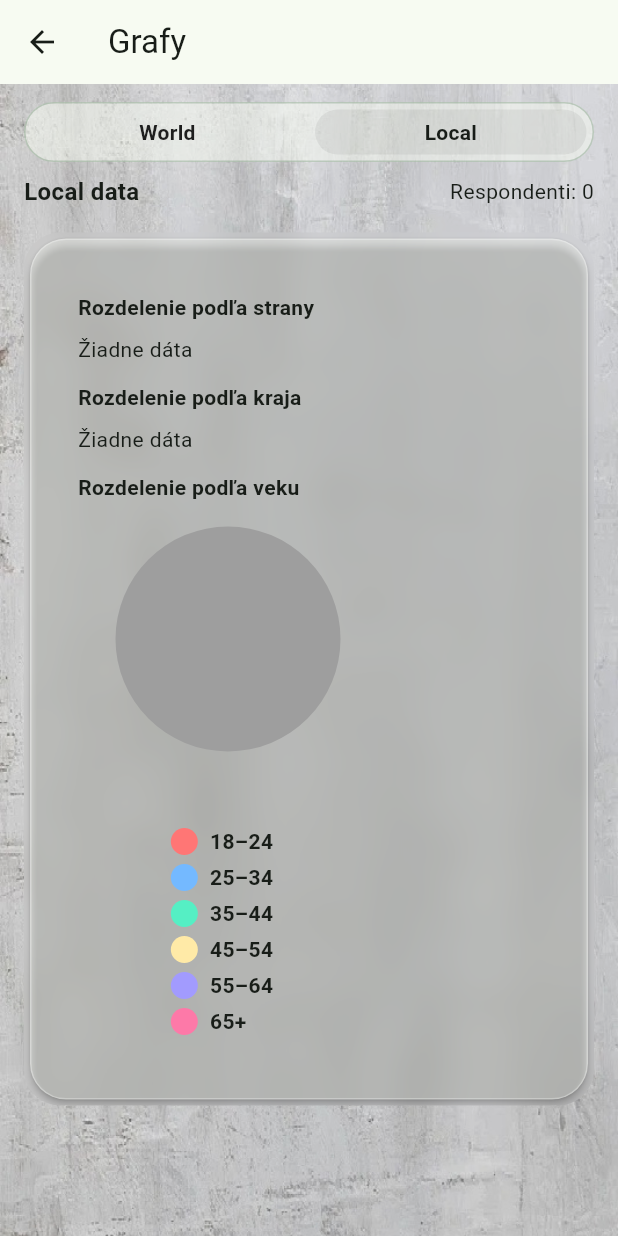
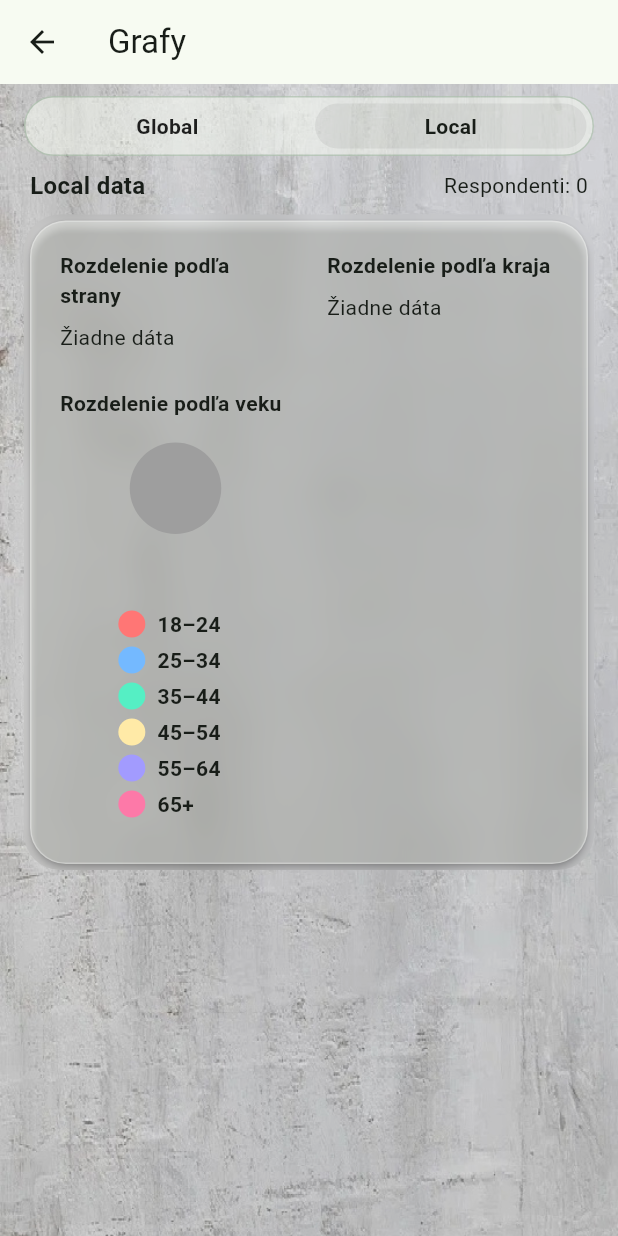
Before and after one commit to S4B4T0N/ExpitPollRequest, a Flutter app: the GrafyScreen screen opened directly, on a phone screen of 412 x 824 dp. Run offline on Flutter 3.47's test engine with Material 3 defaults, Android fonts, the phone set to English and light mode, and no system bars; drawn by our look-alikes of pie_chart; our stand-ins replace sqflite; missing offline and left inert: postgres; accounts and stored records are empty; statements that could not run were skipped.

Commit message:
uprava pozicie a zobrazenia grafov

```diff
--- a/lib/screens/grafy.dart
+++ b/lib/screens/grafy.dart
@@ -23,7 +23,7 @@ class _GrafyScreenState extends State<GrafyScreen> {
   @override
   void initState() {
     super.initState();
-    _worldFuture = WorldRepository.i.fetchPeople(); // prednačítanie
+    _worldFuture = WorldRepository.i.fetchPeople();
   }
 
   @override
@@ -36,14 +36,14 @@ class _GrafyScreenState extends State<GrafyScreen> {
         fit: StackFit.expand,
         children: [
           Image.asset('assets/pozadie/pozadie.jpg', fit: BoxFit.cover),
-          Container(color: const Color.fromRGBO(0, 0, 0, 0.10)),
+          Container(color: const Color.fromRGBO(0, 0, 0, 0.12)),
           Column(
             children: [
-              // prepínač World | Local
+              const SizedBox(height: 8),
               Padding(
-                padding: const EdgeInsets.fromLTRB(16, 12, 16, 8),
+                padding: const EdgeInsets.symmetric(horizontal: 16),
                 child: ScopeToggle(
-                  leftLabel: 'World',
+                  leftLabel: 'Global',
                   rightLabel: 'Local',
                   value: isWorld ? ScopeSide.left : ScopeSide.right,
                   onChanged: (v) {
@@ -55,22 +55,26 @@ class _GrafyScreenState extends State<GrafyScreen> {
                   },
                 ),
               ),
+              const SizedBox(height: 8),
+              Expanded(child: _buildContent(isWorld)),
+            ],
+          ),
+        ],
+      ),
+    );
+  }
 
-              // nadpis + počet respondentov
-              Padding(
-                padding: const EdgeInsets.fromLTRB(16, 0, 16, 8),
-                child: _HeaderLine(scope: _scope, worldFuture: _worldFuture),
-              ),
+  Widget _buildContent(bool isWorld) {
+    if (!isWorld) {
+      final people = PeopleStore.i.people;
+      return _ChartsCard(people: people, title: 'Local data');
+    }
 
-              // obsah
-              Expanded(
-                child: isWorld
-                    ? FutureBuilder<List<Person>>(
+    return FutureBuilder<List<Person>>(
       future: _worldFuture,
       builder: (context, snap) {
         if (snap.connectionState == ConnectionState.waiting) {
-                            return const Center(
-                                child: CircularProgressIndicator());
+          return const Center(child: CircularProgressIndicator());
         }
         if (snap.hasError) {
           return Center(
@@ -84,59 +88,17 @@ class _GrafyScreenState extends State<GrafyScreen> {
           );
         }
         final people = snap.data ?? const <Person>[];
-                          return _ChartsCard(people: people);
+        return _ChartsCard(people: people, title: 'Global data');
       },
-                      )
-                    : _ChartsCard(people: PeopleStore.i.people),
-              ),
-            ],
-          ),
-        ],
-      ),
-    );
-  }
-}
-
-/// riadok: "Local data" / "Global data" + počet respondentov
-class _HeaderLine extends StatelessWidget {
-  const _HeaderLine({required this.scope, required this.worldFuture});
-
-  final DataScope scope;
-  final Future<List<Person>>? worldFuture;
-
-  @override
-  Widget build(BuildContext context) {
-    final isWorld = scope == DataScope.world;
-
-    if (!isWorld) {
-      final n = PeopleStore.i.people.length;
-      return _line('Local data', n);
-    }
-
-    return FutureBuilder<List<Person>>(
-      future: worldFuture,
-      builder: (context, snap) {
-        final n = (snap.hasData ? (snap.data?.length ?? 0) : 0);
-        return _line('Global data', n);
-      },
-    );
-  }
-
-  Widget _line(String title, int count) {
-    return Row(
-      children: [
-        Text(title,
-            style: const TextStyle(fontSize: 16, fontWeight: FontWeight.w600)),
-        const Spacer(),
-        Text('Respondenti: $count'),
-      ],
     );
   }
 }
 
 class _ChartsCard extends StatelessWidget {
-  const _ChartsCard({required this.people});
+  const _ChartsCard({required this.people, required this.title});
+
   final List<Person> people;
+  final String title;
 
   @override
   Widget build(BuildContext context) {
@@ -154,43 +116,45 @@ class _ChartsCard extends StatelessWidget {
       krajCounts.update(key, (v) => v + 1, ifAbsent: () => 1);
     }
 
-    // 3) Vek
+    // 3) Vekové skupiny
     final Map<String, int> vekCounts = _ageBuckets(people);
 
-    return LayoutBuilder(
-      builder: (context, cs) {
-        const hGap = 12.0;
-        final tileW = (cs.maxWidth - hGap) / 2; // 2 stĺpce
-
     return ListView(
-          padding: const EdgeInsets.fromLTRB(16, 8, 16, 16),
+      padding: const EdgeInsets.fromLTRB(16, 0, 16, 16),
       children: [
-            GlassCard(
-              child: Padding(
-                padding: const EdgeInsets.fromLTRB(12, 16, 12, 12),
-                child: Wrap(
-                  spacing: hGap,
-                  runSpacing: hGap,
+        Padding(
+          padding: const EdgeInsets.only(left: 4, right: 4, bottom: 8),
+          child: Row(
             children: [
-                    _chartTile(
-                        width: tileW,
-                        title: 'Rozdelenie podľa strany',
-                        data: partyCounts),
-                    _chartTile(
-                        width: tileW,
-                        title: 'Rozdelenie podľa kraja',
-                        data: krajCounts),
-                    _chartTile(
-                        width: tileW,
-                        title: 'Rozdelenie podľa veku',
-                        data: vekCounts),
+              Text(
+                title,
+                style:
+                    const TextStyle(fontSize: 16, fontWeight: FontWeight.w700),
+              ),
+              const Spacer(),
+              Text('Respondenti: ${people.length}'),
             ],
           ),
         ),
-            ),
+        GlassCard(
+          child: LayoutBuilder(
+            builder: (context, c) {
+              const gap = 24.0;
+              final tileW = (c.maxWidth - gap) / 2;
+
+              return Wrap(
+                spacing: gap,
+                runSpacing: gap,
+                children: [
+                  _chartTile('Rozdelenie podľa strany', partyCounts, tileW),
+                  _chartTile('Rozdelenie podľa kraja', krajCounts, tileW),
+                  _chartTile('Rozdelenie podľa veku', vekCounts, tileW),
                 ],
               );
             },
+          ),
+        ),
+      ],
     );
   }
 
@@ -205,45 +169,52 @@ class _ChartsCard extends StatelessWidget {
     };
     for (final p in people) {
       final a = p.age;
-      if (a >= 18 && a <= 24)
+      if (a >= 18 && a <= 24) {
         m['18–24'] = (m['18–24'] ?? 0) + 1;
-      else if (a <= 34)
+      } else if (a <= 34) {
         m['25–34'] = (m['25–34'] ?? 0) + 1;
-      else if (a <= 44)
+      } else if (a <= 44) {
         m['35–44'] = (m['35–44'] ?? 0) + 1;
-      else if (a <= 54)
+      } else if (a <= 54) {
         m['45–54'] = (m['45–54'] ?? 0) + 1;
-      else if (a <= 64)
+      } else if (a <= 64) {
         m['55–64'] = (m['55–64'] ?? 0) + 1;
-      else
+      } else {
         m['65+'] = (m['65+'] ?? 0) + 1;
+      }
     }
     return m;
   }
 
-  Widget _chartTile({
-    required double width,
-    required String title,
-    required Map<String, int> data,
-  }) {
+  Widget _chartTile(String title, Map<String, int> data, double tileW) {
+    if (data.isEmpty) {
+      return SizedBox(
+        width: tileW,
+        child: Column(
+          crossAxisAlignment: CrossAxisAlignment.start,
+          children: [
+            Text(title, style: const TextStyle(fontWeight: FontWeight.bold)),
+            const SizedBox(height: 8),
+            const Text('Žiadne dáta'),
+          ],
+        ),
+      );
+    }
+
     final total = data.values.fold<int>(0, (a, b) => a + b);
     final Map<String, double> chartData = {
       for (final e in data.entries) e.key: e.value.toDouble()
     };
 
-    // menší priemer, aby sa zmestili 2 vedľa seba
-    final radius = (width * 0.75).clamp(120.0, 160.0);
+    final radius = (tileW - 32) / 2;
 
     return SizedBox(
-      width: width,
+      width: tileW,
       child: Column(
         crossAxisAlignment: CrossAxisAlignment.start,
         children: [
           Text(title, style: const TextStyle(fontWeight: FontWeight.bold)),
           const SizedBox(height: 8),
-          if (chartData.isEmpty)
-            const Text('Žiadne dáta')
-          else
           PieChart(
             dataMap: chartData,
             animationDuration: const Duration(milliseconds: 400),
@@ -252,12 +223,17 @@ class _ChartsCard extends StatelessWidget {
               showLegends: true,
               legendPosition: LegendPosition.bottom,
             ),
-              chartValuesOptions: const ChartValuesOptions(
+            chartValuesOptions: ChartValuesOptions(
               showChartValues: true,
               showChartValuesInPercentage: true,
               decimalPlaces: 1,
+              // DÔLEŽITÉ: vytlačí hodnoty mimo výsekov
+              showChartValuesOutside: true,
+              // lepšia čitateľnosť
+              showChartValueBackground: true,
+              chartValueBackgroundColor: Colors.black.withOpacity(0.05),
             ),
-              baseChartColor: Colors.grey.shade200,
+            baseChartColor: Colors.grey,
             totalValue: total.toDouble(),
           ),
         ],
```
Lines whose indentation alone changed are shown as unchanged.
